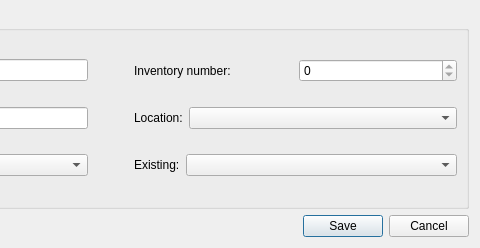
Above: edit.ui from pyphil/schoolLibrarian before the change; both pictures show x 258 to 738 and y 0 to 248 of the 738 by 248 pixel window. Below: the same form after it.
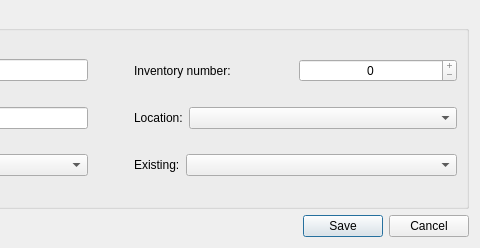
That is the form after the change. Icons and pictures are not drawn.

```diff
--- a/edit.ui
+++ b/edit.ui
@@ -55,9 +55,21 @@
         </item>
         <item row="0" column="1">
          <widget class="QSpinBox" name="spinBox_inventoryNumber">
+          <property name="frame">
+           <bool>true</bool>
+          </property>
+          <property name="alignment">
+           <set>Qt::AlignCenter</set>
+          </property>
           <property name="readOnly">
            <bool>true</bool>
           </property>
+          <property name="buttonSymbols">
+           <enum>QAbstractSpinBox::PlusMinus</enum>
+          </property>
+          <property name="maximum">
+           <number>99999</number>
+          </property>
          </widget>
         </item>
        </layout>
```
Left out of the diff: 4 changed lines with no effect on the pictures.
